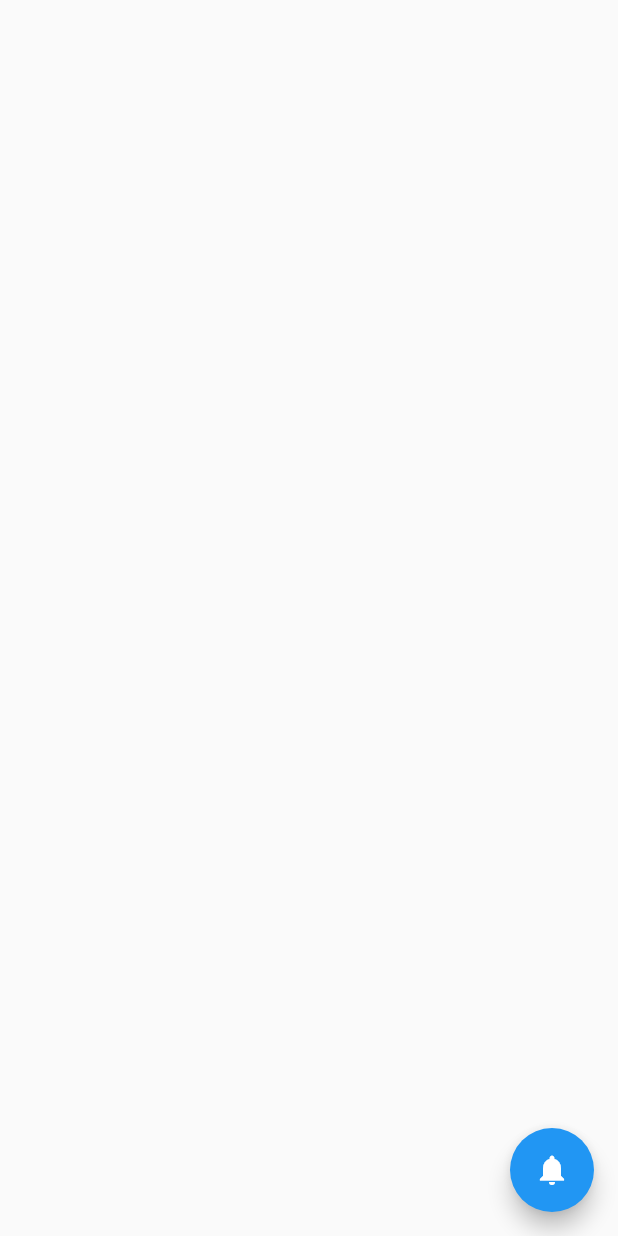
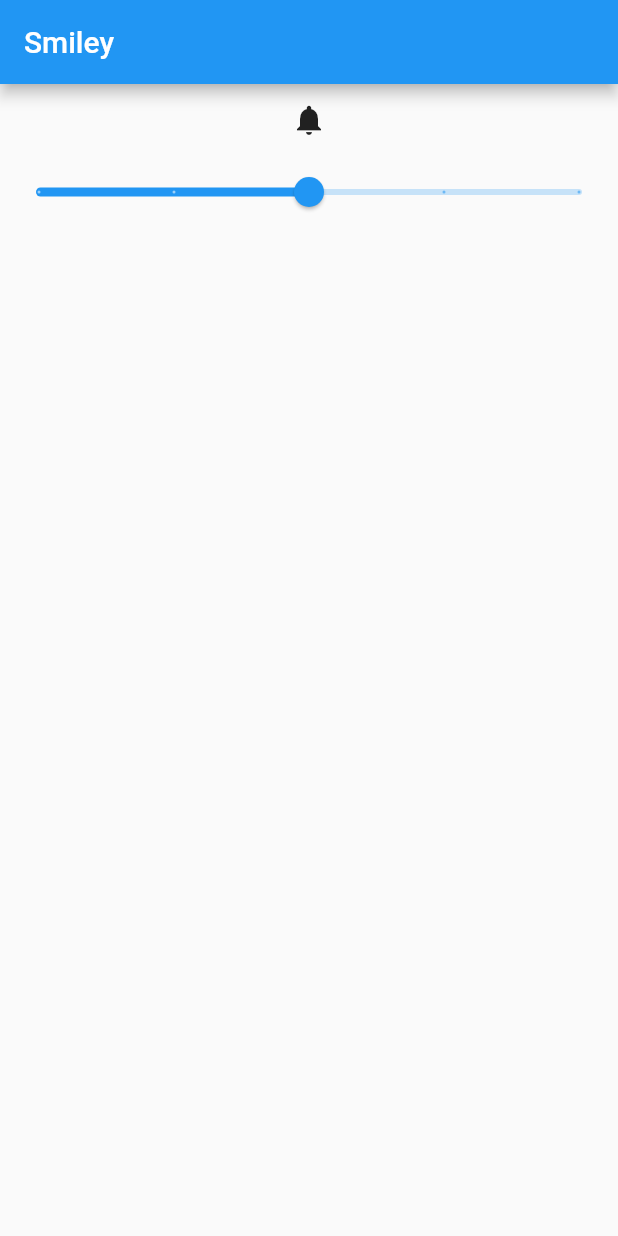
Before and after one commit to wojciechkryg/smiley, a Flutter app: the screen it shows after launch, after a tap on the "notifications" icon, on a phone screen of 412 x 824 dp. Run offline on Flutter 3.47's test engine with Material 2 defaults, Android fonts, the phone set to English and light mode, and no system bars; our stand-ins replace flutter_local_notifications.

Commit message:
Add notification and slider

```diff
--- a/lib/main.dart
+++ b/lib/main.dart
@@ -1,12 +1,9 @@
 import 'package:flutter/material.dart';
 import 'package:flutter_local_notifications/flutter_local_notifications.dart';
 
-void main() async {
-  notifications = new FlutterLocalNotificationsPlugin();
-  runApp(App());
-}
+void main() => runApp(App());
 
-var notifications;
+var notifications = FlutterLocalNotificationsPlugin();
 
 class App extends StatelessWidget {
   @override
@@ -28,10 +25,14 @@ class Page extends StatefulWidget {
 }
 
 class _PageState extends State<Page> {
+  var _notificationCount = 3.0;
+
+  void _setNotificationCount(double value) =>
+      setState(() => _notificationCount = value);
+
   @override
   void initState() {
-    var settingsAndroid =
-        AndroidInitializationSettings('launch_background');
+    var settingsAndroid = AndroidInitializationSettings('launch_background');
     var settingsIOS = IOSInitializationSettings();
     var settings = InitializationSettings(settingsAndroid, settingsIOS);
     notifications.initialize(settings);
@@ -40,19 +41,39 @@ class _PageState extends State<Page> {
   @override
   Widget build(BuildContext context) {
     return Scaffold(
-      body: Center(),
-      floatingActionButton: FloatingActionButton(
-        onPressed: _showNotification,
-        child: Icon(Icons.notifications),
+      appBar: AppBar(title: Text('Smiley')),
+      body: Center(
+        child: Column(
+          children: [
+            _getSmileButton(),
+            _getCountSlider(),
+          ],
+        ),
       ),
     );
   }
 
+  IconButton _getSmileButton() {
+    return IconButton(
+      icon: Icon(Icons.notifications),
+      onPressed: _showNotification,
+    );
+  }
+
+  Slider _getCountSlider() => Slider(
+        value: _notificationCount,
+        min: 1,
+        max: 5,
+        divisions: 4,
+        label: '${_notificationCount.round()}',
+        onChanged: _setNotificationCount,
+      );
+
   Future _showNotification() async {
-    var androidChannel = AndroidNotificationDetails('test', 'test', 'test',
+    var androidChannel = AndroidNotificationDetails('Smiley', 'Smiley', 'Smiley',
         importance: Importance.Max, priority: Priority.High);
     var iOSChannel = IOSNotificationDetails();
     var channel = NotificationDetails(androidChannel, iOSChannel);
-    await notifications.show(1, 'plain title', 'plain body', channel);
+    await notifications.show(0, 'Smile', 'Smile to person near you! \u{1f642}', channel);
   }
 }
```
